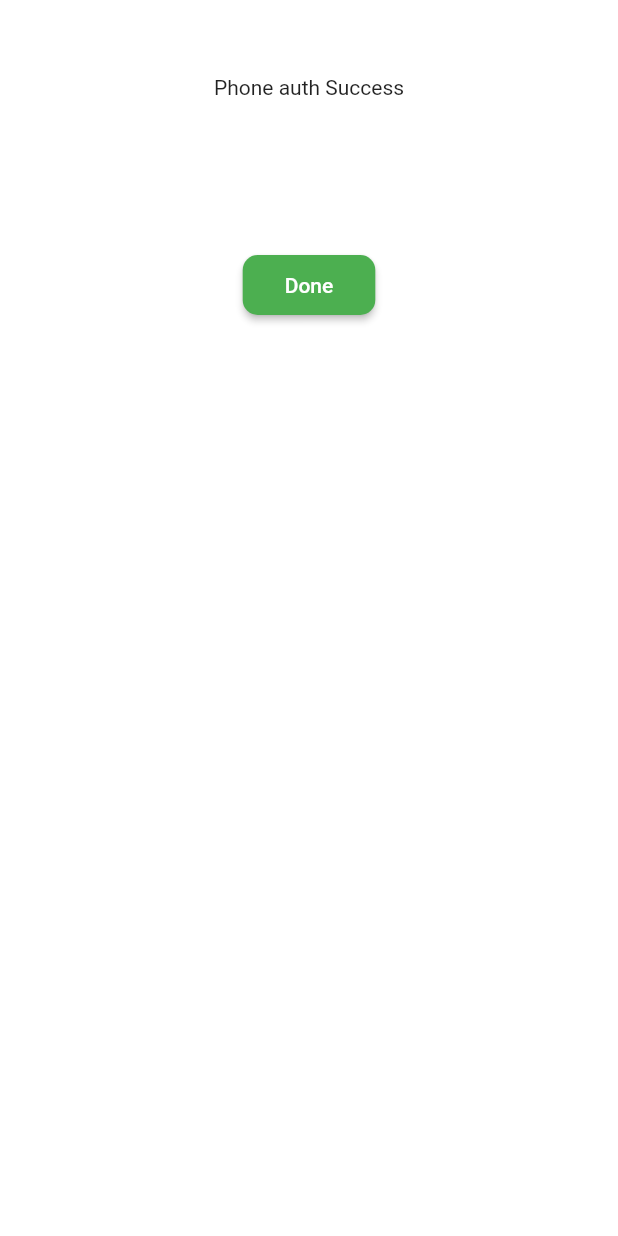
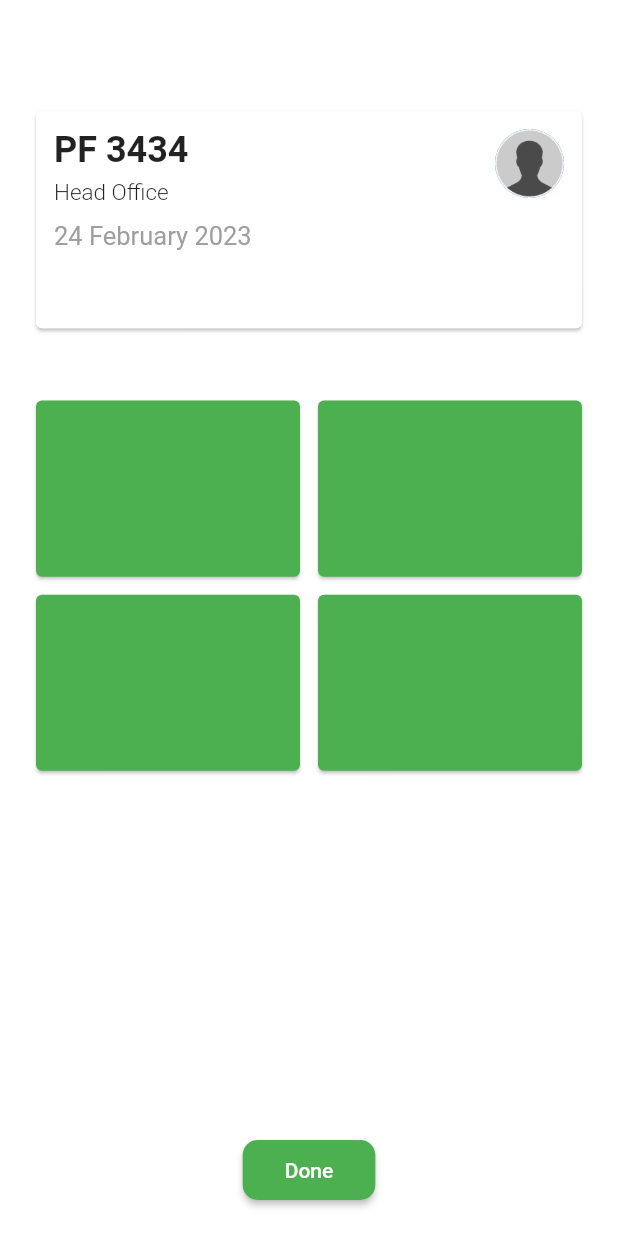
Before and after one commit to victor-nsengiyumva/attendance-app, a Flutter app: the Yes screen opened directly, on a phone screen of 412 x 824 dp. Run offline on Flutter 3.47's test engine with Material 2 defaults, Android fonts, the phone set to English and light mode, and no system bars; our stand-ins replace firebase_auth, firebase_core, geolocator; missing offline and left inert: sms_otp_auto_verify; accounts and stored records are empty.

Commit message:
redesign the yes page

```diff
--- a/lib/main.dart
+++ b/lib/main.dart
@@ -5,6 +5,7 @@ import 'package:flutter/material.dart';
 import 'package:provider/provider.dart';
 
 import 'firebase_options.dart';
+import 'widgets/yes.page.dart';
 
 void main() async  {
 WidgetsFlutterBinding.ensureInitialized();
--- a/lib/widgets/yes.page.dart
+++ b/lib/widgets/yes.page.dart
@@ -3,8 +3,6 @@ import 'package:firebase_auth/firebase_auth.dart';
 import 'package:flutter/material.dart';
 import 'package:flutter/src/widgets/framework.dart';
 import 'package:flutter/src/widgets/placeholder.dart';
-
-
 
 class Yes extends StatefulWidget {
   const Yes({super.key});
@@ -26,17 +24,69 @@ class _YesState extends State<Yes> {
   @override
   Widget build(BuildContext context) {
     return Scaffold(
-      backgroundColor: Colors.white,
+        backgroundColor: Colors.white,
+        body: Padding(
+          padding:
+              const EdgeInsets.only(left: 20, right: 20, bottom: 20, top: 70),
+          child: Column(
+            children: [
+              Card(
+                child: Padding(
+                  padding: const EdgeInsets.all(12.0),
+                  child: Row(
+                    mainAxisAlignment: MainAxisAlignment.spaceBetween,
+                    crossAxisAlignment: CrossAxisAlignment.start,
+                    children: [
+                      Column(
+                        crossAxisAlignment: CrossAxisAlignment.start,
+                        children:  [
+                          Text(
+                            'PF 3434',
+                            style: TextStyle(fontSize: 24,fontWeight: FontWeight.w700),
+                          ),
+                          SizedBox(
+                            height: 5,
+                          ),
+                          Text(
+                            'Head Office',
+                            style: TextStyle(fontSize: 15,fontWeight: FontWeight.w300),
+                          ),
+                          SizedBox(
+                            height: 10,
+                          ),
+                          Text(
+                            '24 February 2023',
+                            style: TextStyle(fontSize: 17, color: Colors.grey),
+                          ),
+                          SizedBox(height: 40,),
+                          Row(
+                            children: [
+                              Column(
+                                children: [
 
-      body: Center(
-          child: Padding(
-        padding: const EdgeInsets.all(50),
-        child: Column(
-          children: [
-            Text("Phone auth Success"),
-            SizedBox(
-              height: 100,
-            ),
+                                ],
+                              )
+                            ],
+                          )
+                        ],
+                      ),
+                      CircleAvatar(
+                        backgroundImage:
+                            AssetImage('assets/images/placeholder.png'),
+                        radius: 23,
+                      )
+                    ],
+                  ),
+                ),
+              ),
+              SizedBox(
+                height: 40,
+              ),
+              Expanded(child: DoneCheckin()),
+
+
+            SizedBox(height: 70,),
+
             ElevatedButton(
                 style: ElevatedButton.styleFrom(
                   backgroundColor: Colors.green, // Change the text color here
@@ -56,9 +106,87 @@ class _YesState extends State<Yes> {
                   padding: const EdgeInsets.all(12),
                   child: Text('Done'),
                 )),
-          ],
+            ],
+          ),
+        ));
+  }
+}
+
+class Checkin extends StatefulWidget {
+  const Checkin({super.key});
+
+  @override
+  State<Checkin> createState() => _CheckinState();
+}
+
+class _CheckinState extends State<Checkin> {
+  @override
+  Widget build(BuildContext context) {
+    return Placeholder();
+  }
+}
+
+class Checkout extends StatefulWidget {
+  const Checkout({super.key});
+
+  @override
+  State<Checkin> createState() => _CheckoutState();
+}
+
+class _CheckoutState extends State<Checkin> {
+  @override
+  Widget build(BuildContext context) {
+    return Placeholder();
+  }
+}
+
+class DoneCheckin extends StatefulWidget {
+  const DoneCheckin({super.key});
+
+  @override
+  State<DoneCheckin> createState() => _DoneCheckinState();
+}
+
+class _DoneCheckinState extends State<DoneCheckin> {
+  @override
+  Widget build(BuildContext context) {
+    return GridView(
+      gridDelegate: const SliverGridDelegateWithFixedCrossAxisCount(
+          crossAxisCount: 2,
+          crossAxisSpacing: 4,
+          mainAxisSpacing: 4,
+          childAspectRatio: (220/150)
+         ),
+      children: const [
+        Card(
+          color: Colors.green,
+          child: SizedBox(
+            height: 100,
+            width: 100,
+          ),
         ),
-      )),
+        Card(
+          color: Colors.green,
+          child: SizedBox(
+            height: 100,
+            width: 100,
+          ),
+        ),
+        Card(
+          color: Colors.green,
+          child: SizedBox(
+            height: 100,
+            width: 100,
+          ),
+        ),
+        Card(
+          color: Colors.green,
+          child: SizedBox(
+            height: 100,
+            width: 100,
+          ),
+        )
+      ],
     );
   }
 }
--- a/pubspec.yaml
+++ b/pubspec.yaml
@@ -70,8 +70,8 @@ flutter:
   uses-material-design: true
 
   # To add assets to your application, add an assets section, like this:
-  # assets:
-  #   - images/a_dot_burr.jpeg
+  assets:
+     - assets/images/
   #   - images/a_dot_ham.jpeg
 
   # An image asset can refer to one or more resolution-specific "variants", see
```
Also changed, not shown: assets/images/placeholder.png (added), lib/widgets/clocking.widget.dart (added).
